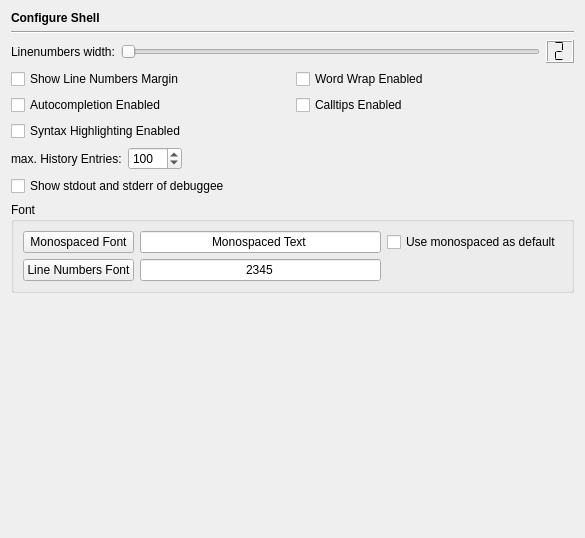
The window that Preferences/ConfigurationPages/ShellPage.ui (testmana2/test) describes before a commit, drawn with Qt 5.
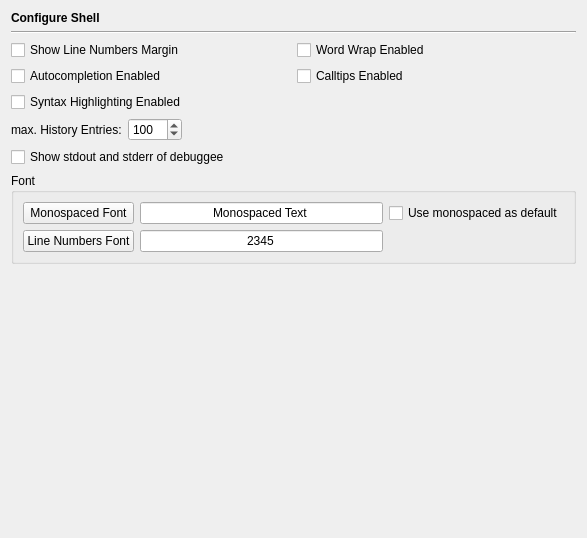
The same window after the commit.

Commit message: Changed the line numbers margin to adjust themselves to the size needed (Editor, Mini Editor, Shell).

```diff
--- a/Preferences/ConfigurationPages/ShellPage.ui
+++ b/Preferences/ConfigurationPages/ShellPage.ui
@@ -6,7 +6,7 @@
    <rect>
     <x>0</x>
     <y>0</y>
-    <width>585</width>
+    <width>587</width>
     <height>538</height>
    </rect>
   </property>
@@ -31,55 +31,6 @@
      </property>
     </widget>
    </item>
-   <item>
-    <layout class="QHBoxLayout">
-     <item>
-      <widget class="QLabel" name="TextLabel13_2_2_2_2">
-       <property name="text">
-        <string>Linenumbers width:</string>
-       </property>
-      </widget>
-     </item>
-     <item>
-      <widget class="QSlider" name="shellLinenowidthSlider">
-       <property name="toolTip">
-        <string>Move to set the width of the linenumbers margin.</string>
-       </property>
-       <property name="minimum">
-        <number>2</number>
-       </property>
-       <property name="maximum">
-        <number>8</number>
-       </property>
-       <property name="value">
-        <number>2</number>
-       </property>
-       <property name="orientation">
-        <enum>Qt::Horizontal</enum>
-       </property>
-       <property name="tickInterval">
-        <number>1</number>
-       </property>
-      </widget>
-     </item>
-     <item>
-      <widget class="QLCDNumber" name="shellLinenowidthLCD">
-       <property name="toolTip">
-        <string>Displays the selected width of the linenumbers margin.</string>
-       </property>
-       <property name="digitCount">
-        <number>1</number>
-       </property>
-       <property name="segmentStyle">
-        <enum>QLCDNumber::Flat</enum>
-       </property>
-       <property name="value" stdset="0">
-        <double>2.000000000000000</double>
-       </property>
-      </widget>
-     </item>
-    </layout>
-   </item>
    <item>
     <layout class="QGridLayout">
      <item row="0" column="0">
```
Left out of the diff: 20 changed lines with no effect on the pictures. The commit also changes 23 other files.
